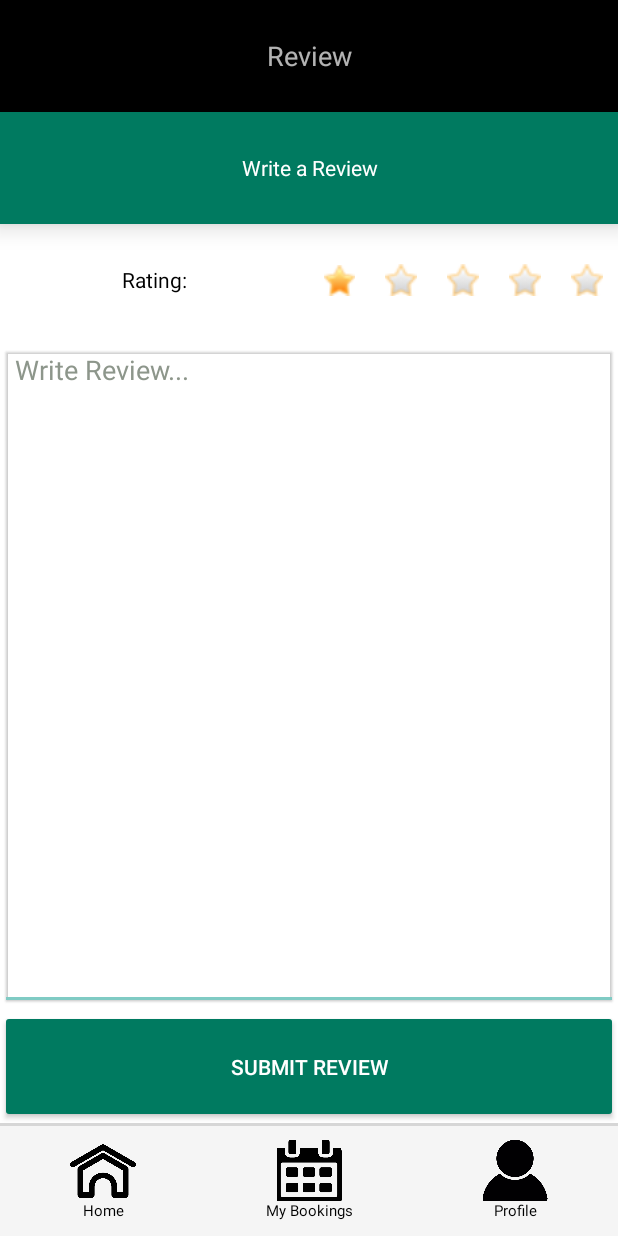
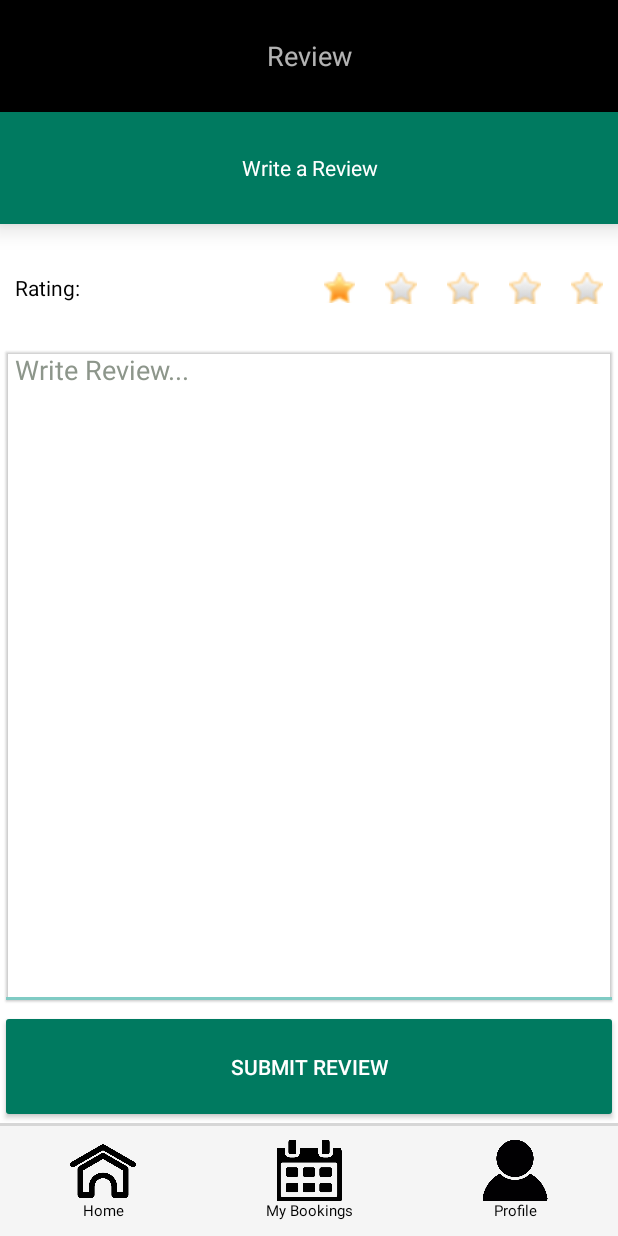
Before and after one commit to SkedaddleZA/Android_Nibble, an Android app: the AddReview screen opened directly, with no data from a screen before it, on a phone screen of 412 x 824 dp. Run offline under Robolectric (Android 15) with nearby library versions, the light colour scheme and no system bars; our stand-ins replace Volley; network calls fail.

Commit message:
Reviews updated

```diff
--- a/app/src/main/java/com/nibble/skedaddle/nibble/activities/ViewReviews.java
+++ b/app/src/main/java/com/nibble/skedaddle/nibble/activities/ViewReviews.java
@@ -25,6 +25,7 @@ import org.json.JSONObject;
 
 import java.text.SimpleDateFormat;
 import java.util.ArrayList;
+import java.util.Collections;
 import java.util.Date;
 
 public class ViewReviews extends AppCompatActivity {
@@ -141,6 +142,7 @@ public class ViewReviews extends AppCompatActivity {
                 } catch (JSONException e) {
                     e.printStackTrace();
                 }
+                Collections.reverse(revmodel);
                 //FIlls lvRestaurants with all items from restlist array
                 lvReview.setAdapter(new ReviewList(revmodel,getApplicationContext()));
 
--- a/app/src/main/res/layout/activity_add_review.xml
+++ b/app/src/main/res/layout/activity_add_review.xml
@@ -66,6 +66,7 @@
                 android:layout_height="0dp"
                 android:layout_weight="1"
                 android:orientation="horizontal"
+                android:paddingTop="10dp"
                 android:weightSum="2">
 
                 <TextView
@@ -73,7 +74,8 @@
                     android:layout_width="0dp"
                     android:layout_height="match_parent"
                     android:layout_weight="1"
-                    android:gravity="center"
+                    android:gravity="left|center"
+                    android:paddingLeft="10dp"
                     android:text="Rating:"
                     android:textColor="@color/colorPrimaryDark" />
 
--- a/app/src/main/res/layout/custom_reviewlistitem.xml
+++ b/app/src/main/res/layout/custom_reviewlistitem.xml
@@ -2,6 +2,7 @@
     xmlns:app="http://schemas.android.com/apk/res-auto"
     android:layout_width="match_parent"
     android:layout_height="wrap_content"
+    android:background="@color/primaryColor"
     android:orientation="horizontal"
     android:padding="10dp"
     android:weightSum="7">
@@ -17,6 +18,8 @@
             android:layout_width="match_parent"
             android:layout_height="0dp"
             android:layout_weight="1"
+            android:background="@color/primaryColor"
+            android:elevation="1dp"
             android:orientation="horizontal"
             android:weightSum="3">
 
```
